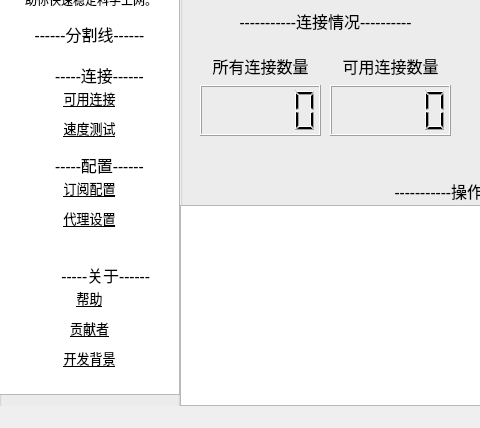
The window that gui.ui (together08/Passwall) describes before a commit, drawn with Qt 5; both pictures show x 0 to 480 and y 158 to 586 of the 778 by 586 pixel window.
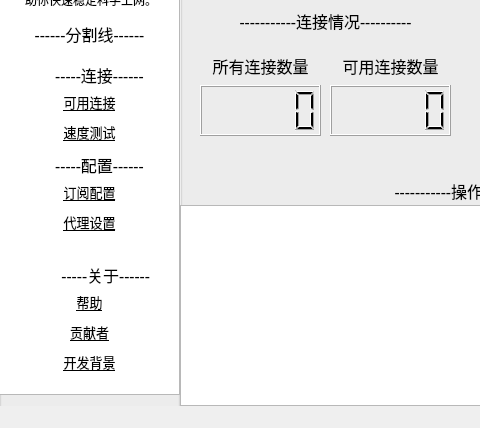
The same window after the commit. Icons and pictures are not drawn.

Commit message: Config wrong things again

The edit to the form file:
```diff
--- a/gui.ui
+++ b/gui.ui
@@ -71,9 +71,9 @@
      <property name="geometry">
       <rect>
        <x>50</x>
-       <y>220</y>
+       <y>221</y>
        <width>101</width>
-       <height>21</height>
+       <height>20</height>
       </rect>
      </property>
      <property name="font">
@@ -115,9 +115,9 @@
      <property name="geometry">
       <rect>
        <x>0</x>
-       <y>240</y>
+       <y>248</y>
        <width>181</width>
-       <height>28</height>
+       <height>20</height>
       </rect>
      </property>
      <property name="font">
@@ -146,9 +146,9 @@
      <property name="geometry">
       <rect>
        <x>0</x>
-       <y>330</y>
+       <y>338</y>
        <width>181</width>
-       <height>28</height>
+       <height>20</height>
       </rect>
      </property>
      <property name="font">
@@ -172,9 +172,9 @@
      <property name="geometry">
       <rect>
        <x>0</x>
-       <y>360</y>
+       <y>368</y>
        <width>181</width>
-       <height>28</height>
+       <height>20</height>
       </rect>
      </property>
      <property name="font">
@@ -219,9 +219,9 @@
      <property name="geometry">
       <rect>
        <x>0</x>
-       <y>440</y>
+       <y>448</y>
        <width>181</width>
-       <height>28</height>
+       <height>20</height>
       </rect>
      </property>
      <property name="font">
@@ -245,9 +245,9 @@
      <property name="geometry">
       <rect>
        <x>0</x>
-       <y>470</y>
+       <y>478</y>
        <width>181</width>
-       <height>28</height>
+       <height>20</height>
       </rect>
      </property>
      <property name="font">
@@ -271,9 +271,9 @@
      <property name="geometry">
       <rect>
        <x>0</x>
-       <y>500</y>
+       <y>508</y>
        <width>181</width>
-       <height>28</height>
+       <height>20</height>
       </rect>
      </property>
      <property name="font">
@@ -297,9 +297,9 @@
      <property name="geometry">
       <rect>
        <x>50</x>
-       <y>310</y>
+       <y>311</y>
        <width>101</width>
-       <height>21</height>
+       <height>20</height>
       </rect>
      </property>
      <property name="font">
@@ -320,9 +320,9 @@
      <property name="geometry">
       <rect>
        <x>50</x>
-       <y>420</y>
+       <y>421</y>
        <width>101</width>
-       <height>21</height>
+       <height>20</height>
       </rect>
      </property>
      <property name="font">
@@ -477,9 +477,9 @@
      <property name="geometry">
       <rect>
        <x>0</x>
-       <y>270</y>
+       <y>278</y>
        <width>181</width>
-       <height>28</height>
+       <height>20</height>
       </rect>
      </property>
      <property name="font">
```
The commit also changes 1 other file.
